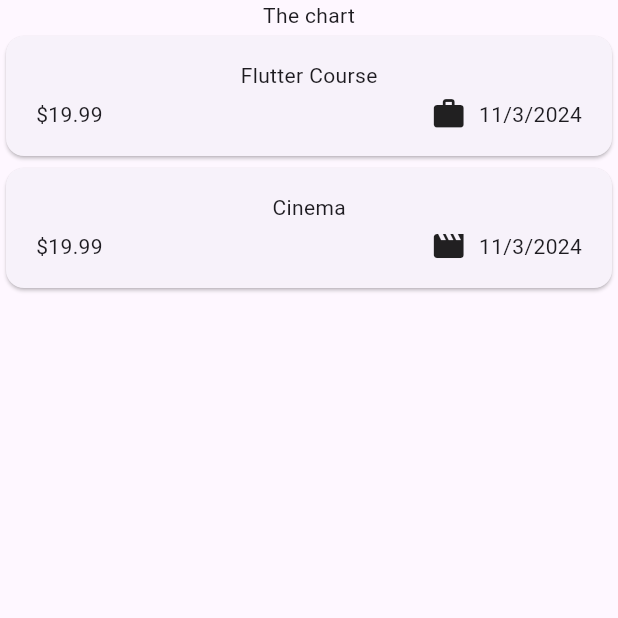
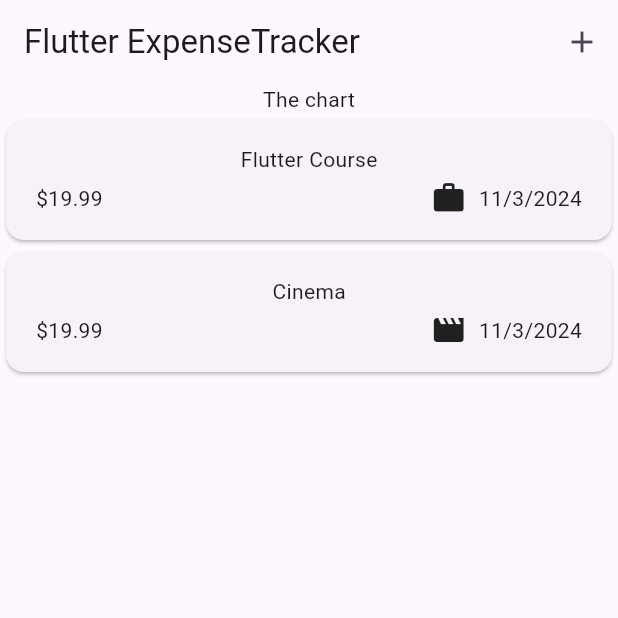
Before and after one commit to twjin03/Flutter-Dart, a Flutter app: the screen it shows after launch, on a phone screen of 412 x 824 dp, the top half of it. Run offline on Flutter 3.47's test engine with Material 3 defaults, Android fonts, the phone set to English and light mode, and no system bars.

Commit message:
106. Setting an AppBar with a Title & Actions

```diff
--- a/expense_tracker/lib/expenses.dart
+++ b/expense_tracker/lib/expenses.dart
@@ -1,10 +1,8 @@
-
 import 'package:expense_tracker/widgets/expenses_list.dart';
 import 'package:flutter/material.dart';
 import 'package:expense_tracker/models/expense.dart';
 
 class Expenses extends StatefulWidget {
-
   const Expenses({super.key});
 
   @override
@@ -13,7 +11,7 @@ class Expenses extends StatefulWidget {
   }
 }
 
-class _ExpensesState extends State<Expenses>{
+class _ExpensesState extends State<Expenses> {
   final List<Expense> _registeredExpenses = [
     Expense(
       title: 'Flutter Course',
@@ -31,12 +29,24 @@ class _ExpensesState extends State<Expenses>{
 
   @override
   Widget build(BuildContext context) {
-    return Scaffold(body: Column(
-      children: [
-        Text('The chart'),
-        Expanded (child: ExpensesList(expenses: _registeredExpenses),),
-
-      ],
-    ),);
+    return Scaffold(
+      appBar: AppBar(
+        title: const Text('Flutter ExpenseTracker'),
+        actions: [
+          IconButton(
+            onPressed: () {},
+            icon: const Icon(Icons.add),
+          ),
+        ],
+      ),
+      body: Column(
+        children: [
+          Text('The chart'),
+          Expanded(
+            child: ExpensesList(expenses: _registeredExpenses),
+          ),
+        ],
+      ),
+    );
   }
 }
--- a/expense_tracker/lib/main.dart
+++ b/expense_tracker/lib/main.dart
@@ -5,7 +5,8 @@ import 'package:expense_tracker/expenses.dart';
 
 void main() {
   runApp(
-    const MaterialApp(
+    MaterialApp(
+      theme: ThemeData(useMaterial3: true),
       home: Expenses(),
     ),
   );
```
